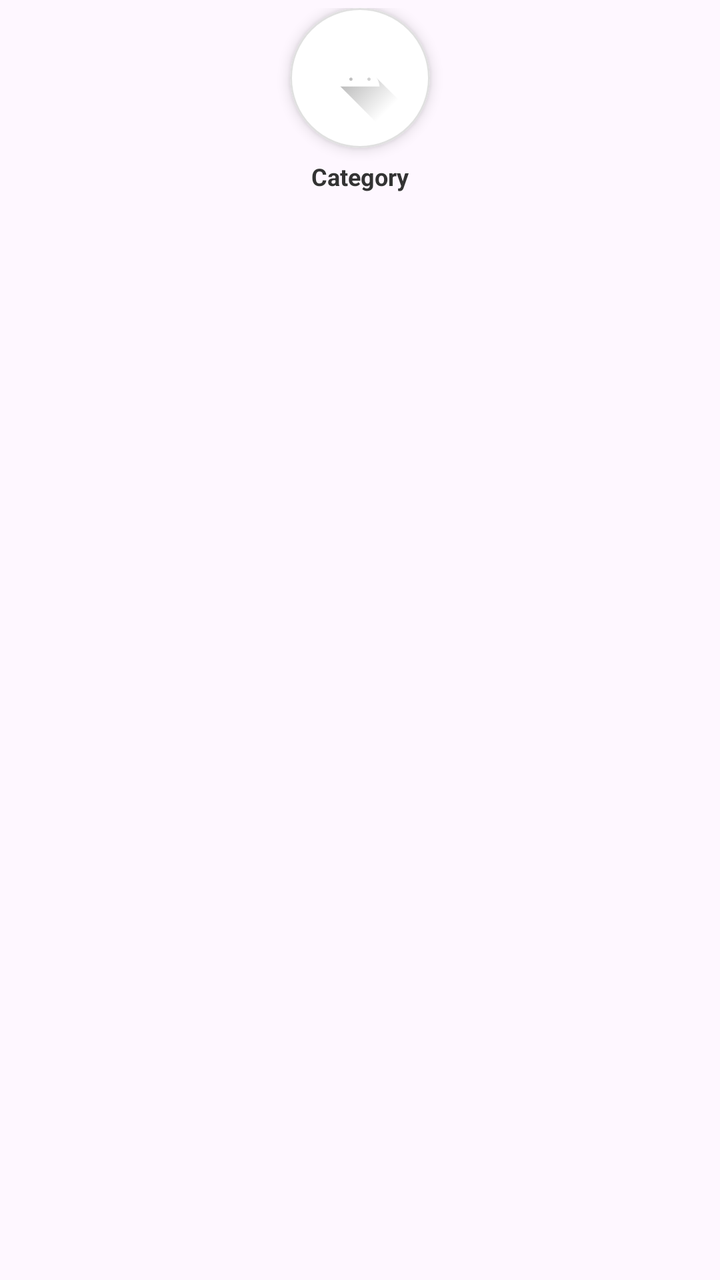
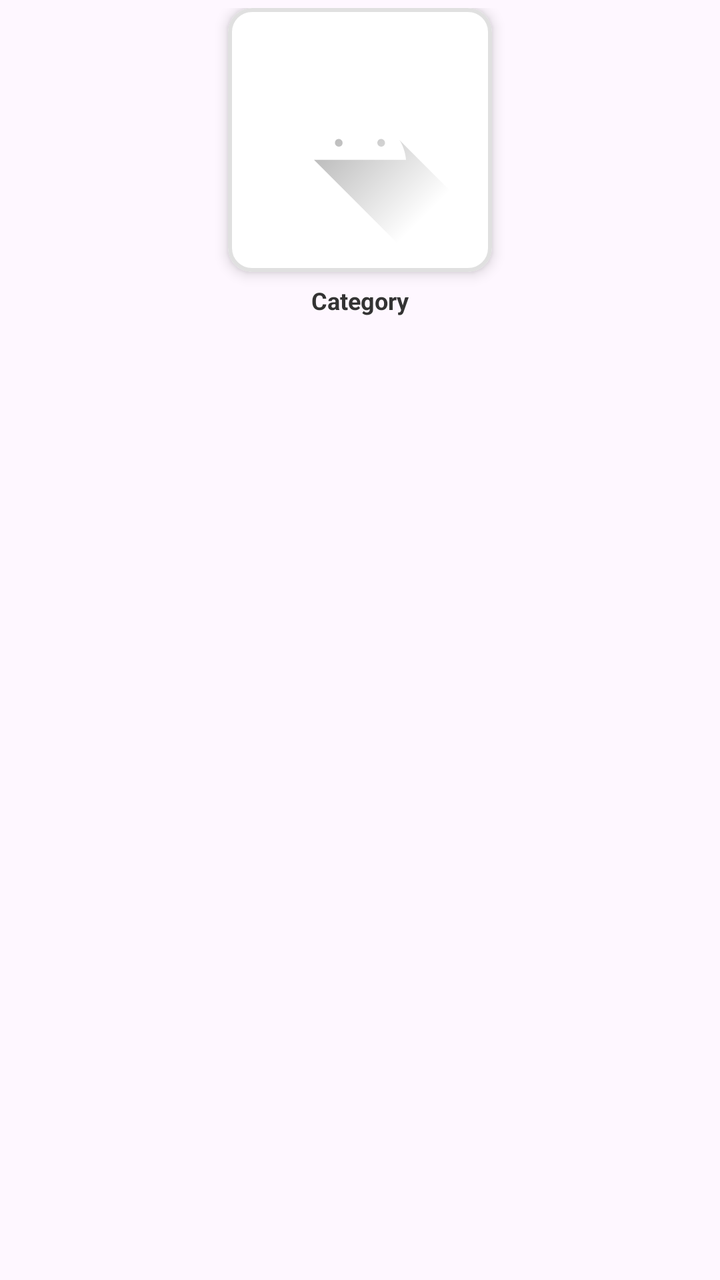

The first picture is an Android layout as it rendered before a commit; the second is the same layout after the commit. The layout source and the unified diff follow.
<!-- AndroidManifest.xml: application theme Theme.BulkAgrochem -->
<!-- res/layout/item_category.xml -->
<?xml version="1.0" encoding="utf-8"?>
<LinearLayout xmlns:android="http://schemas.android.com/apk/res/android"
    xmlns:app="http://schemas.android.com/apk/res-auto"
    android:layout_width="wrap_content"
    android:layout_height="wrap_content"
    android:gravity="center_horizontal"
    android:orientation="vertical"
    android:padding="4dp"
    android:layout_marginEnd="8dp">

    <com.google.android.material.card.MaterialCardView
        android:layout_width="70dp"
        android:layout_height="70dp"
        app:cardBackgroundColor="#FFFFFF"
        app:cardCornerRadius="35dp"
        app:cardElevation="4dp"
        app:strokeColor="#E0E0E0"
        app:strokeWidth="1dp">

        <ImageView
            android:id="@+id/imgCategory"
            android:layout_width="match_parent"
            android:layout_height="match_parent"
            android:contentDescription="Category Image"
            android:padding="12dp"
            android:scaleType="centerInside"
            android:src="@drawable/ic_launcher_foreground" />

    </com.google.android.material.card.MaterialCardView>

    <TextView
        android:id="@+id/txtCategoryName"
        android:layout_width="80dp"
        android:layout_height="wrap_content"
        android:layout_marginTop="6dp"
        android:ellipsize="end"
        android:gravity="center"
        android:maxLines="2"
        android:text="Category"
        android:textColor="#333333"
        android:textSize="12sp"
        android:textStyle="bold" />

</LinearLayout>
<!-- resources referenced by this layout -->
<resources>
  <!-- drawable ic_launcher_foreground (drawable) -->
  <vector xmlns:android="http://schemas.android.com/apk/res/android"
      xmlns:aapt="http://schemas.android.com/aapt"
      android:width="108dp"
      android:height="108dp"
      android:viewportWidth="108"
      android:viewportHeight="108">
      <path android:pathData="M31,63.928c0,0 6.4,-11 12.1,-13.1c7.2,-2.6 26,-1.4 26,-1.4l38.1,38.1L107,108.928l-32,-1L31,63.928z">
          <aapt:attr name="android:fillColor">
              <gradient
                  android:endX="85.84757"
                  android:endY="92.4963"
                  android:startX="42.9492"
                  android:startY="49.59793"
                  android:type="linear">
                  <item
                      android:color="#44000000"
                      android:offset="0.0" />
                  <item
                      android:color="#00000000"
                      android:offset="1.0" />
              </gradient>
          </aapt:attr>
      </path>
      <path
          android:fillColor="#FFFFFF"
          android:fillType="nonZero"
          android:pathData="M65.3,45.828l3.8,-6.6c0.2,-0.4 0.1,-0.9 -0.3,-1.1c-0.4,-0.2 -0.9,-0.1 -1.1,0.3l-3.9,6.7c-6.3,-2.8 -13.4,-2.8 -19.7,0l-3.9,-6.7c-0.2,-0.4 -0.7,-0.5 -1.1,-0.3C38.8,38.328 38.7,38.828 38.9,39.228l3.8,6.6C36.2,49.428 31.7,56.028 31,63.928h46C76.3,56.028 71.8,49.428 65.3,45.828zM43.4,57.328c-0.8,0 -1.5,-0.5 -1.8,-1.2c-0.3,-0.7 -0.1,-1.5 0.4,-2.1c0.5,-0.5 1.4,-0.7 2.1,-0.4c0.7,0.3 1.2,1 1.2,1.8C45.3,56.528 44.5,57.328 43.4,57.328L43.4,57.328zM64.6,57.328c-0.8,0 -1.5,-0.5 -1.8,-1.2s-0.1,-1.5 0.4,-2.1c0.5,-0.5 1.4,-0.7 2.1,-0.4c0.7,0.3 1.2,1 1.2,1.8C66.5,56.528 65.6,57.328 64.6,57.328L64.6,57.328z"
          android:strokeWidth="1"
          android:strokeColor="#00000000" />
  </vector>
  <style name="Theme.BulkAgrochem" parent="Base.Theme.BulkAgrochem" />
  <style name="Base.Theme.BulkAgrochem" parent="Theme.Material3.DayNight.NoActionBar">
          
          
      </style>
</resources>

<!-- the commit's change to res/layout/item_category.xml (unified diff, before → after) -->
@@ -9,18 +9,18 @@
     android:layout_marginEnd="8dp">
 
     <com.google.android.material.card.MaterialCardView
-        android:layout_width="70dp"
-        android:layout_height="70dp"
+        android:layout_width="wrap_content"
+        android:layout_height="wrap_content"
         app:cardBackgroundColor="#FFFFFF"
-        app:cardCornerRadius="35dp"
         app:cardElevation="4dp"
         app:strokeColor="#E0E0E0"
-        app:strokeWidth="1dp">
+        app:strokeWidth="2dp">
 
         <ImageView
             android:id="@+id/imgCategory"
-            android:layout_width="match_parent"
-            android:layout_height="match_parent"
+            android:layout_width="wrap_content"
+            android:layout_height="wrap_content"
+            android:layout_gravity="center"
             android:contentDescription="Category Image"
             android:padding="12dp"
             android:scaleType="centerInside"
